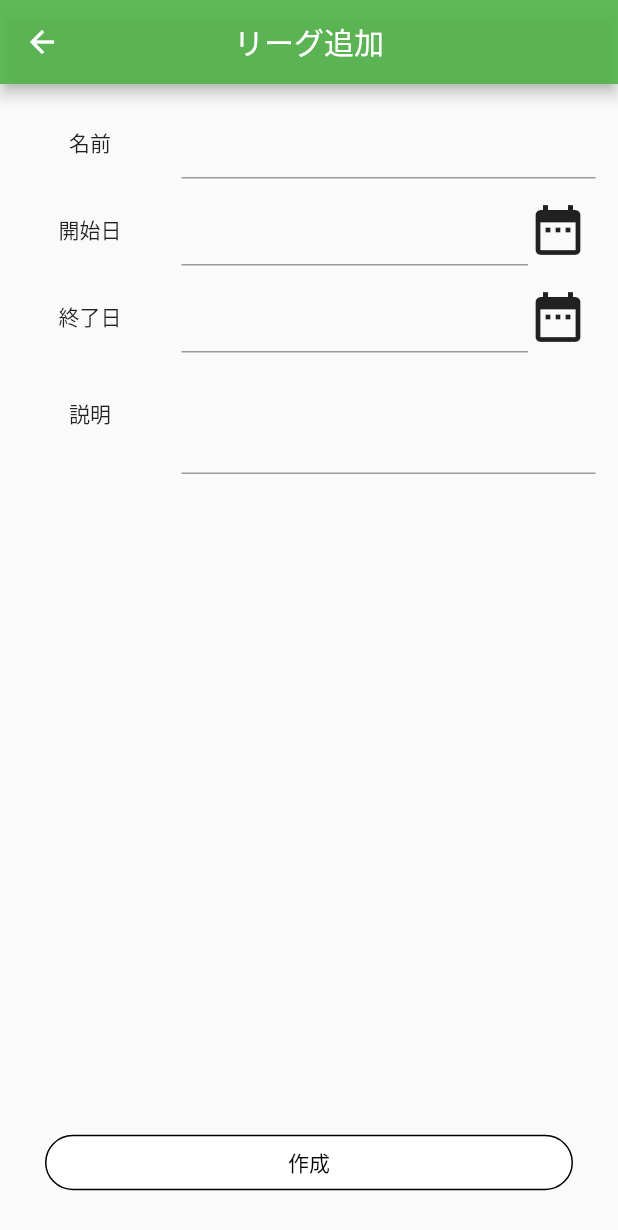
After one commit to takuji-fukumoto/mahjong_sharing_client_app, a Flutter app: the CreateLeaguePage screen opened by its route, after a tap on "作成", on a phone screen of 412 x 824 dp. The commit adds this screen. Shown: the top 1230 px of the screen. Run offline on Flutter 3.47's test engine with Material 2 defaults, Android fonts, the phone set to English and light mode, and no system bars; drawn by our look-alikes of reactive_forms; our stand-ins replace cached_network_image, cloud_firestore, firebase_auth, firebase_core, firebase_storage, flutter_riverpod and 1 more; missing offline and left inert: flutterfire_ui; accounts and stored records are empty.

Commit message:
リーグ管理ページ、リーグ追加ページ実装

```diff
--- a/lib/constants.dart
+++ b/lib/constants.dart
@@ -1,16 +1,24 @@
+import 'dart:ui';
+
+class ThemeColor {
+  static const mainTheme = Color.fromRGBO(79, 179, 71, 0.8862745098039215);
+}
+
 class RouteName {
   // ホーム*************************************
   static const home = '/';
   static const inputRecord = '/record/input';
 
-  // 履歴*************************************
+  // 履歴**************************************
   static const history = '/history';
 
-  // 戦績*************************************
+  // 戦績**************************************
   static const record = '/record';
 
-  // 設定*************************************
+  // 設定**************************************
   static const settings = '/settings';
-  static const manageUsers = '/settings/manage_users';
+  static const manageUsers = '/settings/user';
   static const createUser = '/settings/user/create';
+  static const manageLeague = '/settings/league';
+  static const createLeague = '/settings/league/create';
 }
--- a/lib/view/app.dart
+++ b/lib/view/app.dart
@@ -1,6 +1,8 @@
 import 'package:flutter/material.dart';
 import 'package:mahjong_sharing_app/view/pages/home/home_page.dart';
 import 'package:mahjong_sharing_app/view/pages/root_page.dart';
+import 'package:mahjong_sharing_app/view/pages/settings/manage_league/create_league/create_league_page.dart';
+import 'package:mahjong_sharing_app/view/pages/settings/manage_league/manage_league_page.dart';
 import 'package:mahjong_sharing_app/view/pages/settings/manage_users/create_user/create_user_page.dart';
 import 'package:mahjong_sharing_app/view/pages/settings/manage_users/manage_users_page.dart';
 
@@ -11,90 +13,13 @@ class App extends StatelessWidget {
 
   @override
   Widget build(BuildContext context) {
-    final textTheme = Theme.of(context).textTheme;
-
     return MaterialApp(
       theme: ThemeData(
-          // textTheme: GoogleFonts.montserratTextTheme(textTheme).copyWith(
-          //   headline1: GoogleFonts.montserrat(
-          //       textStyle: const TextStyle(
-          //         fontSize: 18,
-          //         fontWeight: FontWeight.w700,
-          //         color: Colors.white,
-          //         letterSpacing: 0.15,
-          //       )),
-          //   headline2: GoogleFonts.montserrat(
-          //       textStyle: const TextStyle(
-          //         fontSize: 14,
-          //         fontWeight: FontWeight.w400,
-          //         color: Colors.white,
-          //         letterSpacing: 0.15,
-          //       )),
-          //   headline3: GoogleFonts.montserrat(
-          //       textStyle: const TextStyle(
-          //         fontSize: 14,
-          //         fontWeight: FontWeight.w700,
-          //         color: Colors.white,
-          //         letterSpacing: 0.15,
-          //       )),
-          //   headline4: GoogleFonts.montserrat(
-          //       textStyle: const TextStyle(
-          //         fontSize: 12,
-          //         fontWeight: FontWeight.w700,
-          //         color: Colors.white,
-          //         letterSpacing: 0.15,
-          //       )),
-          //   headline5: GoogleFonts.montserrat(
-          //       textStyle: const TextStyle(
-          //         fontSize: 13,
-          //         fontWeight: FontWeight.w500,
-          //         color: Colors.white,
-          //         letterSpacing: 0.15,
-          //       )),
-          //   headline6: GoogleFonts.montserrat(
-          //       textStyle: const TextStyle(
-          //         fontWeight: FontWeight.w200,
-          //         letterSpacing: 0.15,
-          //       )),
-          //   subtitle1: GoogleFonts.montserrat(
-          //       textStyle: const TextStyle(
-          //         fontSize: 12,
-          //         fontWeight: FontWeight.w400,
-          //         color: Colors.white,
-          //         letterSpacing: 0.15,
-          //       )),
-          //   subtitle2: GoogleFonts.montserrat(
-          //       textStyle: const TextStyle(
-          //         fontWeight: FontWeight.w200,
-          //         letterSpacing: 0.15,
-          //       )),
-          //   bodyText1: GoogleFonts.montserrat(
-          //       textStyle: const TextStyle(
-          //         fontSize: 12.0,
-          //         fontWeight: FontWeight.w400,
-          //         color: Colors.white,
-          //         letterSpacing: 0.15,
-          //       )),
-          //   bodyText2: GoogleFonts.montserrat(
-          //       textStyle: const TextStyle(
-          //         fontSize: 10,
-          //         fontWeight: FontWeight.w400,
-          //         color: Colors.white,
-          //         letterSpacing: 0.15,
-          //       )),
-          //
-          //   caption: GoogleFonts.montserrat(
-          //       textStyle: const TextStyle(
-          //         fontWeight: FontWeight.w200,
-          //         letterSpacing: 0.15,
-          //       )),
-          //   overline: GoogleFonts.montserrat(
-          //       textStyle: const TextStyle(
-          //         fontWeight: FontWeight.w200,
-          //         letterSpacing: 0.15,
-          //       )),
-          // ),
-          ),
+        primaryColor: const Color.fromRGBO(164, 210, 44, 1),
+        primarySwatch: Colors.lightGreen,
+        colorScheme:
+            ColorScheme.fromSwatch().copyWith(secondary: Colors.green[400]),
+      ),
       initialRoute: RouteName.home,
       onGenerateRoute: (settings) {
         switch (settings.name) {
@@ -105,6 +30,8 @@ class App extends StatelessWidget {
             );
 
           // 設定ページ****************************************
+
+          // ユーザー管理
           case RouteName.manageUsers:
             return MaterialPageRoute(
               settings: const RouteSettings(name: RouteName.manageUsers),
@@ -116,6 +43,18 @@ class App extends StatelessWidget {
               builder: (context) => const CreateUserPage(),
             );
 
+          // リーグ管理
+          case RouteName.manageLeague:
+            return MaterialPageRoute(
+              settings: const RouteSettings(name: RouteName.manageLeague),
+              builder: (context) => const ManageLeaguePage(),
+            );
+          case RouteName.createLeague:
+            return MaterialPageRoute(
+              settings: const RouteSettings(name: RouteName.createLeague),
+              builder: (context) => const CreateLeaguePage(),
+            );
+
           default:
             print('unknown route');
             break;
--- a/lib/view/pages/root_page.dart
+++ b/lib/view/pages/root_page.dart
@@ -4,6 +4,7 @@ import 'package:mahjong_sharing_app/view/pages/history/history_page.dart';
 import 'package:mahjong_sharing_app/view/pages/record/record_page.dart';
 import 'package:mahjong_sharing_app/view/pages/settings/settings_page.dart';
 
+import '../../constants.dart';
 import 'home/home_page.dart';
 
 class RootPage extends StatefulWidget {
@@ -59,6 +60,8 @@ class _RootPageState extends State<RootPage> {
       appBar: AppBar(
         centerTitle: true,
         title: Text(title),
+        backgroundColor: ThemeColor.mainTheme,
+        elevation: 0,
       ),
       body: PageView(
         controller: controller,
@@ -68,6 +71,7 @@ class _RootPageState extends State<RootPage> {
       bottomNavigationBar: BottomNavigationBar(
         type: BottomNavigationBarType.fixed,
         currentIndex: currentIndex,
+        selectedItemColor: ThemeColor.mainTheme,
         items: _navBarItems.map((e) => e.item).toList(),
         onTap: _onItemTapped,
       ),
--- /dev/null
+++ b/lib/view/pages/settings/manage_league/create_league/create_league_page.dart
@@ -0,0 +1,200 @@
+import 'dart:async';
+
+import 'package:flutter/material.dart';
+import 'package:flutter_riverpod/flutter_riverpod.dart';
+import 'package:mahjong_sharing_app/view/helper/methods/loading_screen.dart';
+import 'package:mahjong_sharing_app/view_model/create_league_view_model.dart';
+import 'package:reactive_forms/reactive_forms.dart';
+
+import '../../../../../constants.dart';
+
+class CreateLeaguePage extends ConsumerWidget {
+  const CreateLeaguePage({Key? key}) : super(key: key);
+
+  @override
+  Widget build(BuildContext context, WidgetRef ref) {
+    // TODO: 名前が他のリーグ名と被っていないかチェックすること（最初にリーグ名のリストを引数でもらう）
+    return Scaffold(
+      appBar: AppBar(
+        backgroundColor: ThemeColor.mainTheme,
+        leading: IconButton(
+          icon: const Icon(Icons.arrow_back),
+          onPressed: () {
+            Navigator.of(context).pop();
+            ref.read(createLeagueProvider).form.reset();
+          },
+        ),
+        centerTitle: true,
+        title: const Text('リーグ追加'),
+      ),
+      body: _pageBody(),
+    );
+  }
+
+  Widget _pageBody() {
+    return Padding(
+      padding: const EdgeInsets.all(15),
+      child: Column(
+        children: <Widget>[
+          const _InputForm(),
+          Expanded(child: Container()),
+          const _SubmitButton(),
+        ],
+      ),
+    );
+  }
+}
+
+class _InputForm extends ConsumerWidget {
+  const _InputForm({Key? key}) : super(key: key);
+
+  @override
+  Widget build(BuildContext context, WidgetRef ref) {
+    final provider = ref.read(createLeagueProvider);
+    return ReactiveForm(
+      formGroup: provider.form,
+      child: Column(
+        children: <Widget>[
+          ReactiveTextField(
+            formControlName: 'name',
+            textAlign: TextAlign.center,
+            validationMessages: (control) => {
+              ValidationMessage.required: '名前を入力してください。',
+              ValidationMessage.maxLength: '10文字以内で入力してください。',
+            },
+            decoration: const InputDecoration(
+              icon: SizedBox(
+                width: 90,
+                child: Center(
+                  child: Text('名前'),
+                ),
+              ),
+            ),
+          ),
+          const _InputDateForm(
+            formControlName: 'start_at',
+            displayName: '開始日',
+          ),
+          const _InputDateForm(
+            formControlName: 'end_at',
+            displayName: '終了日',
+          ),
+          ReactiveTextField(
+            formControlName: 'description',
+            textAlign: TextAlign.left,
+            validationMessages: (control) => {
+              ValidationMessage.maxLength: '100文字以内で入力してください。',
+            },
+            maxLines: 3,
+            decoration: const InputDecoration(
+              icon: SizedBox(
+                width: 90,
+                height: 100,
+                child: Center(
+                  child: Text('説明'),
+                ),
+              ),
+            ),
+          ),
+        ],
+      ),
+    );
+  }
+}
+
+class _InputDateForm extends StatelessWidget {
+  final String formControlName;
+  final String displayName;
+  const _InputDateForm(
+      {Key? key, required this.formControlName, required this.displayName})
+      : super(key: key);
+
+  @override
+  Widget build(BuildContext context) {
+    return Container(
+      width: double.infinity,
+      padding: const EdgeInsets.fromLTRB(0, 10, 15, 0),
+      child: Row(
+        children: [
+          Expanded(
+            child: ReactiveTextField(
+              formControlName: formControlName,
+              textAlign: TextAlign.center,
+              readOnly: true,
+              decoration: InputDecoration(
+                icon: SizedBox(
+                  width: 90,
+                  child: Center(
+                    child: Text(displayName),
+                  ),
+                ),
+              ),
+            ),
+          ),
+          SizedBox(
+            width: 30,
+            child: ReactiveDatePicker(
+              formControlName: formControlName,
+              builder: (context, picker, child) {
+                return GestureDetector(
+                  onTap: picker.showPicker,
+                  child: const Icon(
+                    Icons.date_range,
+                    size: 40,
+                  ),
+                );
+              },
+              firstDate: DateTime.utc(2000, 1, 1),
+              lastDate: DateTime.utc(2100, 12, 31),
+            ),
+          ),
+        ],
+      ),
+    );
+  }
+}
+
+class _SubmitButton extends ConsumerWidget {
+  const _SubmitButton({Key? key}) : super(key: key);
+
+  @override
+  Widget build(BuildContext context, WidgetRef ref) {
+    final provider = ref.read(createLeagueProvider);
+    return Container(
+      width: double.infinity,
+      padding: const EdgeInsets.fromLTRB(15, 10, 15, 10),
+      child: TextButton(
+        style: TextButton.styleFrom(
+          primary: Colors.black,
+          backgroundColor: Colors.white,
+          shape: RoundedRectangleBorder(
+            borderRadius: BorderRadius.circular(30),
+          ),
+          side: const BorderSide(),
+        ),
+        child: const Text('作成'),
+        onPressed: () async {
+          if (provider.form.valid) {
+            await _onSubmit(context, provider);
+          } else {
+            null;
+          }
+        },
+      ),
+    );
+  }
+
+  Future _onSubmit(BuildContext context, CreateLeagueViewModel provider) async {
+    unawaited(loadingScreen(context));
+
+    var ret = await provider.createLeagueToRemote();
+    final snackBar = SnackBar(
+      content: Text(ret ? 'リーグを追加しました' : 'リーグの追加に失敗しました。もう一度お試しください'),
+      duration: const Duration(seconds: 3),
+    );
+    ScaffoldMessenger.of(context).showSnackBar(snackBar);
+
+    Navigator.of(context).popUntil(ModalRoute.withName(RouteName.manageLeague));
+    provider.form.reset();
+  }
+}
--- a/lib/view/pages/settings/manage_users/create_user/create_user_page.dart
+++ b/lib/view/pages/settings/manage_users/create_user/create_user_page.dart
@@ -17,6 +17,7 @@ class CreateUserPage extends ConsumerWidget {
     // TODO: 名前が他のメンバーと被っていないかチェックすること（最初にメンバー名のリストを引数でもらう）
     return Scaffold(
       appBar: AppBar(
+        backgroundColor: ThemeColor.mainTheme,
         leading: IconButton(
           icon: const Icon(Icons.arrow_back),
           onPressed: () {
--- /dev/null
+++ b/lib/view_model/create_league_view_model.dart
@@ -0,0 +1,62 @@
+// import 'dart:html';
+
+import 'package:cloud_firestore/cloud_firestore.dart';
+import 'package:flutter/cupertino.dart';
+import 'package:flutter_riverpod/flutter_riverpod.dart';
+import 'package:intl/intl.dart';
+import 'package:reactive_forms/reactive_forms.dart';
+
+final createLeagueProvider =
+    ChangeNotifierProvider((ref) => CreateLeagueViewModel());
+
+class CreateLeagueViewModel extends ChangeNotifier {
+  final form = FormGroup({
+    'name': FormControl<String>(
+      value: '',
+      validators: [Validators.required, Validators.maxLength(10)],
+    ),
+    'start_at': FormControl<DateTime>(
+      value: null,
+    ),
+    'end_at': FormControl<DateTime>(
+      value: null,
+    ),
+    'description': FormControl<String>(
+      value: '',
+      validators: [Validators.maxLength(100)],
+    ),
+  });
+
+  Future<bool> createLeagueToRemote() async {
+    try {
+      // リーグ登録
+      DateTime now = DateTime.now();
+      DateFormat createdAtFormat = DateFormat('yyyy-MM-dd-Hm');
+      DateFormat periodFormat = DateFormat('yyyy-MM-dd');
+      String createdAt = createdAtFormat.format(now);
+      String startAt = '';
+      String endAt = '';
+
+      if (form.control('start_at').value != null) {
+        startAt = periodFormat.format(form.control('start_at').value);
+      }
+      if (form.control('end_at').value != null) {
+        endAt = periodFormat.format(form.control('end_at').value);
+      }
+
+      var store = FirebaseFirestore.instance;
+      await store.collection('leagues').doc().set({
+        'name': form.control('name').value,
+        'created_at': createdAt,
+        'start_at': startAt,
+        'end_at': endAt,
+        'description': form.control('description').value,
+      });
+    } catch (e) {
+      print(e);
+      return false;
+    }
+
+    return true;
+  }
+}
--- a/lib/view_model/manage_user_view_model.dart
+++ b/lib/view_model/user_view_model.dart
@@ -3,8 +3,7 @@ import 'package:flutter/cupertino.dart';
 import 'package:flutter_riverpod/flutter_riverpod.dart';
 import 'package:mahjong_sharing_app/model/user_model.dart';
 
-final manageUserProvider =
-    ChangeNotifierProvider((ref) => ManageUserViewModel());
+final userProvider = ChangeNotifierProvider((ref) => ManageUserViewModel());
 
 class ManageUserViewModel extends ChangeNotifier {
   Query<UserModel> registeredUsersQuery() {
```
Also changed, not shown: lib/model/league_model.dart (added, +30 -0 lines), lib/view/pages/settings/manage_league/manage_league_page.dart (added, +97 -0 lines), lib/view/pages/settings/manage_users/manage_users_page.dart (+9 -4 lines), lib/view/pages/settings/settings_page.dart (+7 -7 lines), lib/view_model/league_view_model.dart (added, +20 -0 lines), 1 other file.
